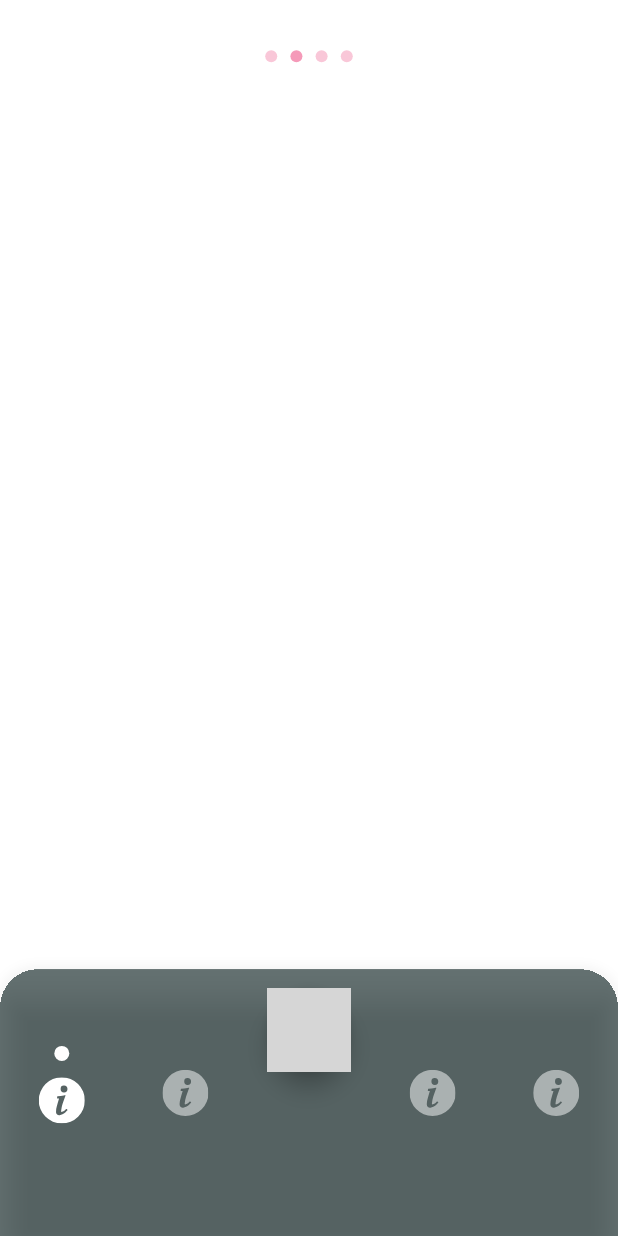
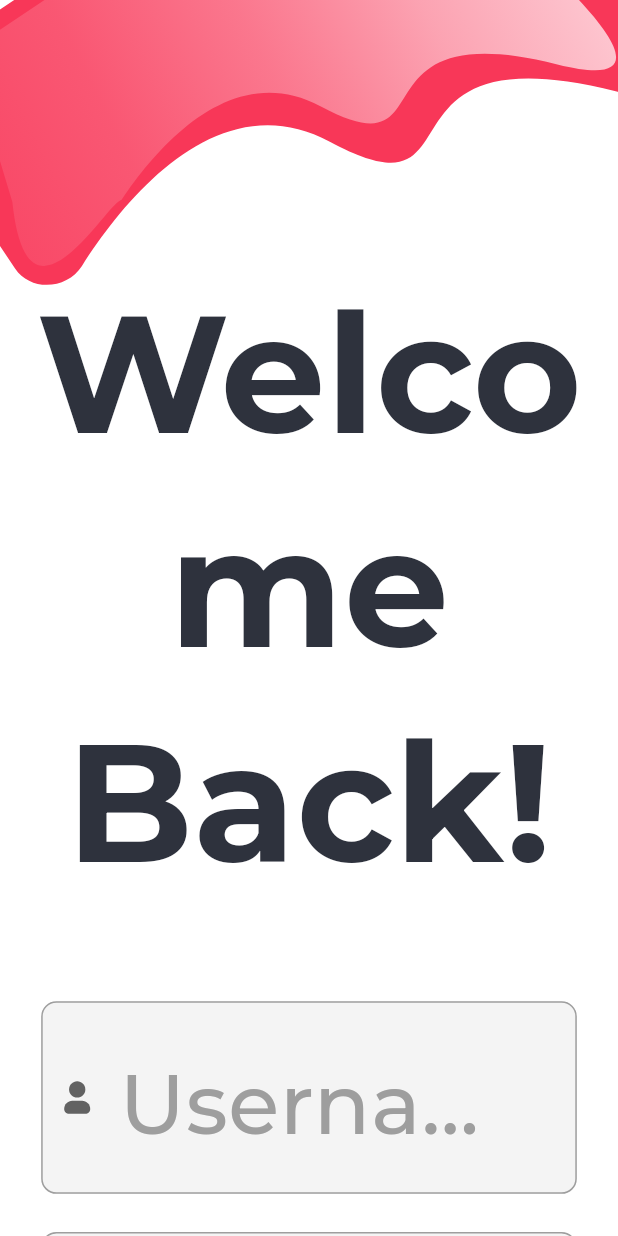
Before and after one commit to osamaaabdalmalik/stylish, a Flutter app: the screen it shows after launch, on a phone screen of 412 x 824 dp. Run offline on Flutter 3.47's test engine with Material 3 defaults, Android fonts, the phone set to English and light mode, and no system bars; our stand-ins replace bloc, carousel_slider, dartz, device_preview, dropdown_button2, easy_localization and 14 more; project files that could hold a hidden picture were left out; grey boxes are pictures that could not be loaded.

Commit message:
♻️ finish design `sign_in_screen`
✅ Done

```diff
--- a/lib/core/constants/app_assets.dart
+++ b/lib/core/constants/app_assets.dart
@@ -8,6 +8,8 @@ abstract class AppAssets {
   // SVG Icons Paths
   static const String rootSVG = "assets/svgs";
   static const String filter = "$rootSVG/about.svg";
+  static const String username = "$rootSVG/username.svg";
+  static const String password = "$rootSVG/password.svg";
 
 ////-------------------------------------------
 }
--- a/lib/core/constants/app_colors.dart
+++ b/lib/core/constants/app_colors.dart
@@ -6,20 +6,19 @@ class AppColors {
     0xFF011A51,
     {
       50: Color(0xFFFCE4EC),
-      100: Color(0xFFF8BBD0),
-      200: Color(0xFFF48FB1),
-      300: Color(0xFFF06292),
-      400: Color(0xFFEC407A),
-      500: Color(0xFFF83758),
-      600: Color(0xFFD81B60),
-      700: Color(0xFFC2185B),
-      800: Color(0xFFAD1457),
-      900: Color(0xFF880E4F),
+      100: Color(0xFFfed7de),
+      200: Color(0xFFfcafbc),
+      300: Color(0xFFfb879b),
+      400: Color(0xFFf95f79),
+      500: Color(0xFFf83758),
+      600: Color(0xFFc62c46),
+      700: Color(0xFF952135),
+      800: Color(0xFF631623),
+      900: Color(0xFF320b12),
     },
   );
 
   static const Color primary = Color(0xFFF83758);
-  static const Color primary10 = Color(0xFFF83758);
   static const Color secondary = Color(0xC0374848);
   static const Color secondary0 = Color(0xFF374848);
 
--- a/lib/core/constants/app_themes.dart
+++ b/lib/core/constants/app_themes.dart
@@ -8,7 +8,7 @@ abstract class AppThemes {
     fontFamily: 'Montserrat',
     primaryColor: AppColors.materialPrimary,
     scaffoldBackgroundColor: AppColors.white,
-    splashColor: AppColors.materialPrimary.shade200,
+    splashColor: AppColors.materialPrimary.shade50,
     canvasColor: AppColors.white,
     iconTheme: const IconThemeData(
       color: AppColors.black10,
@@ -45,8 +45,8 @@ abstract class AppThemes {
       ),
       headlineMedium: TextStyle(
         fontSize: 26.sp,
-        fontWeight: FontWeight.w600,
-        color: AppColors.materialPrimary.shade800,
+        fontWeight: FontWeight.bold,
+        color: AppColors.black,
       ),
       headlineSmall: TextStyle(
         fontSize: 20.sp,
@@ -108,7 +108,7 @@ abstract class AppThemes {
     fontFamily: 'Montserrat',
     primaryColor: AppColors.materialPrimary,
     scaffoldBackgroundColor: AppColors.white,
-    splashColor: AppColors.materialPrimary.shade200,
+    splashColor: AppColors.materialPrimary.shade50,
     canvasColor: AppColors.gray.shade900,
     iconTheme: const IconThemeData(
       color: AppColors.white10,
@@ -142,8 +142,8 @@ abstract class AppThemes {
       headlineLarge: TextStyle(fontSize: 30.sp, color: AppColors.white, fontWeight: FontWeight.bold),
       headlineMedium: TextStyle(
         fontSize: 26.sp,
-        fontWeight: FontWeight.w600,
-        color: AppColors.materialPrimary.shade800,
+        fontWeight: FontWeight.bold,
+        color: AppColors.black,
       ),
       headlineSmall: TextStyle(
         fontSize: 20.sp,
--- a/lib/core/services/router_service.dart
+++ b/lib/core/services/router_service.dart
@@ -4,6 +4,7 @@ import 'package:stylish/core/constants/app_keys.dart';
 import 'package:stylish/core/constants/app_routes.dart';
 import 'package:stylish/core/services/caching_service.dart';
 import 'package:stylish/features/main/presentation/screens/main_screen.dart';
+import 'package:stylish/features/main/presentation/screens/sign_in_screen.dart';
 import 'package:stylish/injection_container.dart';
 
 class RouterService {
@@ -14,7 +15,7 @@ class RouterService {
     String initialLocation = _cacheService.getData<String>(
           key: AppKeys.initialLocationRoute,
         ) ??
-        AppRoutes.mainScreen;
+        AppRoutes.signInScreen;
     router = GoRouter(
       routes: [
         //-------------------------------------------
@@ -25,6 +26,19 @@ class RouterService {
           pageBuilder: (context, state) => CustomTransitionPage(
             key: state.pageKey,
             child: const MainScreen(),
+            transitionsBuilder: (context, animation, secondaryAnimation, child) {
+              return FadeTransition(
+                opacity: animation,
+                child: child,
+              );
+            },
+          ),
+        ),
+        GoRoute(
+          path: AppRoutes.signInScreen,
+          pageBuilder: (context, state) => CustomTransitionPage(
+            key: state.pageKey,
+            child: const SignInScreen(),
             transitionsBuilder: (context, animation, secondaryAnimation, child) {
               return FadeTransition(
                 opacity: animation,
--- a/lib/core/widgets/primary_appbar.dart
+++ b/lib/core/widgets/primary_appbar.dart
@@ -14,7 +14,7 @@ class PrimaryAppbar extends StatelessWidget {
     return Container(
       padding: EdgeInsets.symmetric(horizontal: 15.w, vertical: 5.h),
       decoration: BoxDecoration(
-        color: AppColors.secondary0,
+        color: AppColors.secondary,
         borderRadius: BorderRadius.vertical(
           bottom: Radius.circular(25.r),
         ),
--- a/lib/core/widgets/primary_button.dart
+++ b/lib/core/widgets/primary_button.dart
@@ -56,7 +56,7 @@ class PrimaryButton extends StatelessWidget {
                 label,
                 style: Theme.of(context).textTheme.bodyLarge!.copyWith(
                       color: labelColor,
-                      fontWeight: FontWeight.w400,
+                      fontWeight: FontWeight.w700,
                     ),
               ),
             ],
--- a/lib/core/widgets/primary_text_button.dart
+++ b/lib/core/widgets/primary_text_button.dart
@@ -1,6 +1,6 @@
-import 'package:stylish/core/constants/app_colors.dart';
 import 'package:flutter/material.dart';
 import 'package:flutter_screenutil/flutter_screenutil.dart';
+import 'package:stylish/core/constants/app_colors.dart';
 
 class PrimaryTextButton extends StatelessWidget {
   final String label;
@@ -8,6 +8,7 @@ class PrimaryTextButton extends StatelessWidget {
   final Color backgroundColor;
   final FontWeight fontWeight;
   final double? fontSize;
+  final bool hasUnderLine;
   final void Function()? onPressed;
 
   const PrimaryTextButton({
@@ -17,6 +18,7 @@ class PrimaryTextButton extends StatelessWidget {
     this.fontWeight = FontWeight.w700,
     this.fontSize,
     this.onPressed,
+    this.hasUnderLine = false,
     super.key,
   });
 
@@ -37,6 +39,8 @@ class PrimaryTextButton extends StatelessWidget {
                 color: labelColor,
                 fontWeight: fontWeight,
                 fontSize: fontSize ?? 16.sp,
+                decoration: hasUnderLine ? TextDecoration.underline : null,
+                decorationColor: hasUnderLine ? labelColor : null,
               ),
         ),
       ),
--- a/lib/core/widgets/primary_text_field.dart
+++ b/lib/core/widgets/primary_text_field.dart
@@ -128,32 +128,32 @@ class _PrimaryTextFieldState extends State<PrimaryTextField> {
                           },
                           icon: isVisibleText
                               ? const Icon(
-                                  Icons.visibility,
+                                  Icons.visibility_off_outlined,
                                   color: AppColors.gray,
                                 )
                               : const Icon(
-                                  Icons.visibility_off,
+                                  Icons.visibility_outlined,
                                   color: AppColors.gray,
                                 ),
                         )
                       : null),
               enabledBorder: OutlineInputBorder(
-                borderRadius: BorderRadius.circular(12.r),
-                borderSide: BorderSide.none,
+                borderRadius: BorderRadius.circular(10.r),
+                borderSide: const BorderSide(color: AppColors.gray,width: 1,),
               ),
               focusedBorder: OutlineInputBorder(
-                borderRadius: BorderRadius.circular(12.r),
-                borderSide: BorderSide.none,
+                borderRadius: BorderRadius.circular(10.r),
+                borderSide: const BorderSide(color: AppColors.gray,width: 1,),
               ),
               errorBorder: OutlineInputBorder(
-                borderRadius: BorderRadius.circular(12.r),
-                borderSide: BorderSide.none,
+                borderRadius: BorderRadius.circular(10.r),
+                borderSide: const BorderSide(color: AppColors.gray,width: 1,),
               ),
               focusedErrorBorder: OutlineInputBorder(
-                borderRadius: BorderRadius.circular(12.r),
-                borderSide: BorderSide.none,
+                borderRadius: BorderRadius.circular(10.r),
+                borderSide: const BorderSide(color: AppColors.gray,width: 1,),
               ),
-              contentPadding: EdgeInsets.symmetric(horizontal: 25.w, vertical: 8),
+              contentPadding: EdgeInsets.symmetric(horizontal: 30.w, vertical: 15.h),
             ),
             keyboardType: widget.inputType,
             obscureText: widget.isObscureText && !isVisibleText,
--- /dev/null
+++ b/lib/features/main/presentation/screens/sign_in_screen.dart
@@ -0,0 +1,103 @@
+import 'package:flutter/material.dart';
+import 'package:flutter_screenutil/flutter_screenutil.dart';
+import 'package:flutter_svg/flutter_svg.dart';
+import 'package:stylish/core/constants/app_assets.dart';
+import 'package:stylish/core/constants/app_colors.dart';
+import 'package:stylish/core/widgets/primary_button.dart';
+import 'package:stylish/core/widgets/primary_text_button.dart';
+import 'package:stylish/core/widgets/primary_text_field.dart';
+import 'package:stylish/features/main/presentation/widgets/sign_in_curve.dart';
+
+class SignInScreen extends StatelessWidget {
+  const SignInScreen({super.key});
+
+  @override
+  Widget build(BuildContext context) {
+    return SingleChildScrollView(
+      child: Column(
+        children: [
+          CustomPaint(
+            size: Size(360.w, 195.h),
+            painter: SignInCurvePainter(),
+          ),
+          Transform.translate(
+            offset: Offset(0, -20.h),
+            child: Center(
+              child: Text(
+                'Welcome Back!',
+                textAlign: TextAlign.center,
+                style: Theme.of(context).textTheme.headlineMedium,
+              ),
+            ),
+          ),
+          SizedBox(
+            height: 40.h,
+          ),
+          PrimaryTextField(
+            hintText: 'Username or Email',
+            prefixIcon: Padding(
+              padding: EdgeInsets.all(10.w),
+              child: SvgPicture.asset(AppAssets.username),
+            ),
+          ),
+          SizedBox(
+            height: 25.h,
+          ),
+          PrimaryTextField(
+            hintText: 'Password',
+            prefixIcon: Padding(
+              padding: EdgeInsets.all(10.w),
+              child: SvgPicture.asset(AppAssets.password),
+            ),
+            isObscureText: true,
+          ),
+          Padding(
+            padding: EdgeInsets.symmetric(horizontal: 20.w, vertical: 10.h),
+            child: Row(
+              mainAxisAlignment: MainAxisAlignment.end,
+              children: [
+                PrimaryTextButton(
+                  label: 'Forgot Password?',
+                  fontSize: 12.sp,
+                  fontWeight: FontWeight.w500,
+                  labelColor: AppColors.primary,
+                  onPressed: () {},
+                ),
+              ],
+            ),
+          ),
+          SizedBox(
+            height: 150.h,
+          ),
+          PrimaryButton(
+            label: 'Login',
+            onPressed: () {},
+          ),
+          SizedBox(
+            height: 25.h,
+          ),
+          Padding(
+            padding: EdgeInsets.symmetric(horizontal: 20.w, vertical: 10.h),
+            child: Row(
+              mainAxisAlignment: MainAxisAlignment.center,
+              children: [
+                Text(
+                  'Create An Account',
+                  style: Theme.of(context).textTheme.bodySmall,
+                ),
+                PrimaryTextButton(
+                  label: 'Sign Up',
+                  fontSize: 12.sp,
+                  fontWeight: FontWeight.w600,
+                  labelColor: AppColors.primary,
+                  hasUnderLine: true,
+                  onPressed: () {},
+                ),
+              ],
+            ),
+          )
+        ],
+      ),
+    );
+  }
+}
```
Also changed, not shown: lib/features/main/presentation/widgets/sign_in_curve.dart (added, +61 -0 lines), assets/svgs/password.svg (added), assets/svgs/username.svg (added).
